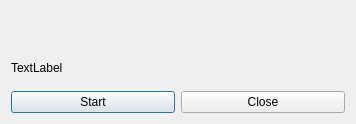
The window that 3DMetrics/tool_area_dialog.ui (IfremerUnderwater/3DMetrics) describes before a commit, drawn with Qt 5.
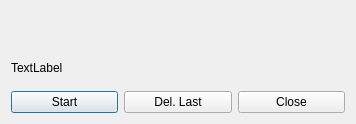
The same window after the commit. Icons and pictures are not drawn. Custom widgets are drawn as their Qt base class.

Diff of the .ui file:
```diff
--- a/3DMetrics/tool_area_dialog.ui
+++ b/3DMetrics/tool_area_dialog.ui
@@ -46,6 +46,16 @@
          </property>
         </widget>
        </item>
+       <item>
+        <widget class="QPushButton" name="removelast_btn">
+         <property name="toolTip">
+          <string>Delete last point</string>
+         </property>
+         <property name="text">
+          <string>Del. Last</string>
+         </property>
+        </widget>
+       </item>
        <item>
         <widget class="QPushButton" name="close_btn">
          <property name="toolTip">
```
